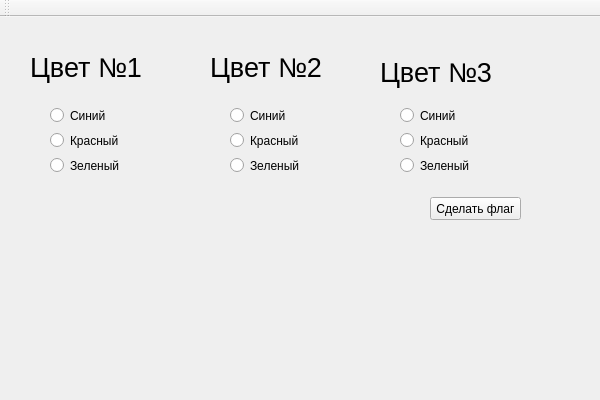
ksnsmnv/PYQT, file text_flag.ui: the form before one commit.
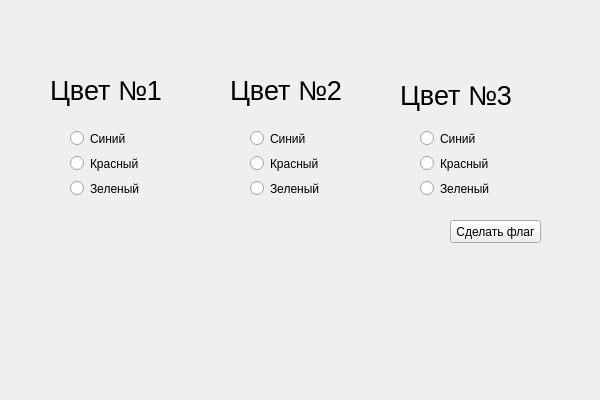
The form after the commit.

Diff of the .ui file:
```diff
--- a/text_flag.ui
+++ b/text_flag.ui
@@ -29,8 +29,8 @@
    <widget class="QLabel" name="color1">
     <property name="geometry">
      <rect>
-      <x>30</x>
-      <y>30</y>
+      <x>50</x>
+      <y>70</y>
       <width>121</width>
       <height>41</height>
      </rect>
@@ -50,8 +50,8 @@
    <widget class="QLabel" name="color2">
     <property name="geometry">
      <rect>
-      <x>210</x>
-      <y>30</y>
+      <x>230</x>
+      <y>70</y>
       <width>121</width>
       <height>41</height>
      </rect>
@@ -68,8 +68,8 @@
    <widget class="QLabel" name="color3">
     <property name="geometry">
      <rect>
-      <x>380</x>
-      <y>30</y>
+      <x>400</x>
+      <y>70</y>
       <width>131</width>
       <height>51</height>
      </rect>
@@ -86,8 +86,8 @@
    <widget class="QPushButton" name="btn">
     <property name="geometry">
      <rect>
-      <x>430</x>
-      <y>180</y>
+      <x>450</x>
+      <y>220</y>
       <width>91</width>
       <height>23</height>
      </rect>
@@ -99,8 +99,8 @@
    <widget class="QLabel" name="ans">
     <property name="geometry">
      <rect>
-      <x>70</x>
-      <y>230</y>
+      <x>90</x>
+      <y>270</y>
       <width>400</width>
       <height>17</height>
      </rect>
@@ -118,8 +118,8 @@
    <widget class="QRadioButton" name="red3">
     <property name="geometry">
      <rect>
-      <x>400</x>
-      <y>115</y>
+      <x>420</x>
+      <y>155</y>
       <width>70</width>
       <height>17</height>
      </rect>
@@ -134,8 +134,8 @@
    <widget class="QRadioButton" name="green3">
     <property name="geometry">
      <rect>
-      <x>400</x>
-      <y>140</y>
+      <x>420</x>
+      <y>180</y>
       <width>70</width>
       <height>17</height>
      </rect>
@@ -150,8 +150,8 @@
    <widget class="QRadioButton" name="blue3">
     <property name="geometry">
      <rect>
-      <x>400</x>
-      <y>90</y>
+      <x>420</x>
+      <y>130</y>
       <width>60</width>
       <height>17</height>
      </rect>
@@ -166,8 +166,8 @@
    <widget class="QRadioButton" name="blue2">
     <property name="geometry">
      <rect>
-      <x>230</x>
-      <y>90</y>
+      <x>250</x>
+      <y>130</y>
       <width>60</width>
       <height>17</height>
      </rect>
@@ -182,8 +182,8 @@
    <widget class="QRadioButton" name="red2">
     <property name="geometry">
      <rect>
-      <x>230</x>
-      <y>115</y>
+      <x>250</x>
+      <y>155</y>
       <width>70</width>
       <height>17</height>
      </rect>
@@ -198,8 +198,8 @@
    <widget class="QRadioButton" name="green2">
     <property name="geometry">
      <rect>
-      <x>230</x>
-      <y>140</y>
+      <x>250</x>
+      <y>180</y>
       <width>70</width>
       <height>17</height>
      </rect>
@@ -214,8 +214,8 @@
    <widget class="QRadioButton" name="blue1">
     <property name="geometry">
      <rect>
-      <x>50</x>
-      <y>90</y>
+      <x>70</x>
+      <y>130</y>
       <width>60</width>
       <height>17</height>
      </rect>
@@ -230,8 +230,8 @@
    <widget class="QRadioButton" name="red1">
     <property name="geometry">
      <rect>
-      <x>50</x>
-      <y>115</y>
+      <x>70</x>
+      <y>155</y>
       <width>70</width>
       <height>17</height>
      </rect>
@@ -246,8 +246,8 @@
    <widget class="QRadioButton" name="green1">
     <property name="geometry">
      <rect>
-      <x>50</x>
-      <y>140</y>
+      <x>70</x>
+      <y>180</y>
       <width>70</width>
       <height>17</height>
      </rect>
@@ -260,27 +260,6 @@
     </attribute>
    </widget>
   </widget>
-  <widget class="QMenuBar" name="menubar">
-   <property name="geometry">
-    <rect>
-     <x>0</x>
-     <y>0</y>
-     <width>600</width>
-     <height>21</height>
-    </rect>
-   </property>
-  </widget>
-  <widget class="QToolBar" name="toolBar">
-   <property name="windowTitle">
-    <string>toolBar</string>
-   </property>
-   <attribute name="toolBarArea">
-    <enum>TopToolBarArea</enum>
-   </attribute>
-   <attribute name="toolBarBreak">
-    <bool>false</bool>
-   </attribute>
-  </widget>
  </widget>
  <resources/>
  <connections/>
```
Left out of the diff: 2 changed lines with no effect on the pictures.
